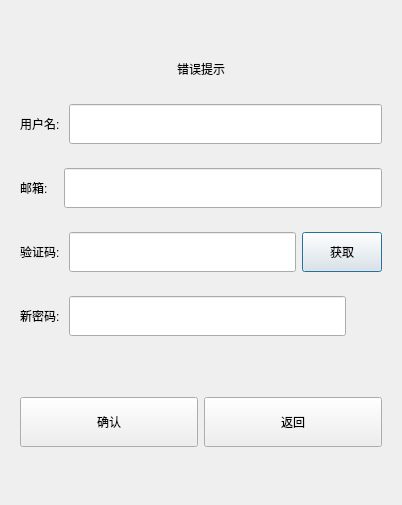
yrc920/xiguchat, file client/dialogs/resetdialog.ui: the form before one commit.
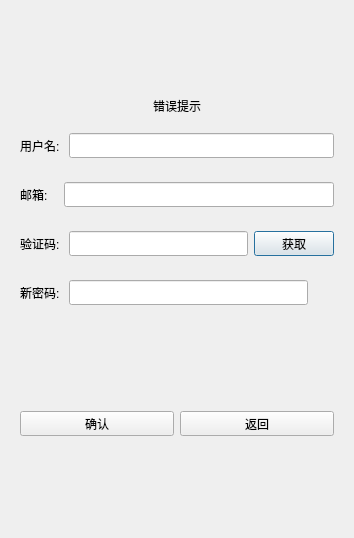
The form after the commit. Custom widgets are drawn as their Qt base class.

The edit to the form file:
```diff
--- a/client/dialogs/resetdialog.ui
+++ b/client/dialogs/resetdialog.ui
@@ -6,8 +6,8 @@
    <rect>
     <x>0</x>
     <y>0</y>
-    <width>402</width>
-    <height>505</height>
+    <width>354</width>
+    <height>538</height>
    </rect>
   </property>
   <property name="windowTitle">
@@ -32,13 +32,13 @@
      <property name="minimumSize">
       <size>
        <width>0</width>
-       <height>40</height>
+       <height>25</height>
       </size>
      </property>
      <property name="maximumSize">
       <size>
        <width>16777215</width>
-       <height>40</height>
+       <height>25</height>
       </size>
      </property>
      <property name="text">
@@ -57,13 +57,13 @@
         <property name="minimumSize">
          <size>
           <width>0</width>
-          <height>40</height>
+          <height>25</height>
          </size>
         </property>
         <property name="maximumSize">
          <size>
           <width>16777215</width>
-          <height>40</height>
+          <height>25</height>
          </size>
         </property>
         <property name="text">
@@ -76,13 +76,13 @@
         <property name="minimumSize">
          <size>
           <width>0</width>
-          <height>40</height>
+          <height>25</height>
          </size>
         </property>
         <property name="maximumSize">
          <size>
           <width>16777215</width>
-          <height>40</height>
+          <height>25</height>
          </size>
         </property>
        </widget>
@@ -98,13 +98,13 @@
         <property name="minimumSize">
          <size>
           <width>0</width>
-          <height>40</height>
+          <height>25</height>
          </size>
         </property>
         <property name="maximumSize">
          <size>
           <width>16777215</width>
-          <height>40</height>
+          <height>25</height>
          </size>
         </property>
         <property name="text">
@@ -117,13 +117,13 @@
         <property name="minimumSize">
          <size>
           <width>0</width>
-          <height>40</height>
+          <height>25</height>
          </size>
         </property>
         <property name="maximumSize">
          <size>
           <width>16777215</width>
-          <height>40</height>
+          <height>25</height>
          </size>
         </property>
        </widget>
@@ -139,13 +139,13 @@
         <property name="minimumSize">
          <size>
           <width>0</width>
-          <height>40</height>
+          <height>25</height>
          </size>
         </property>
         <property name="maximumSize">
          <size>
           <width>16777215</width>
-          <height>40</height>
+          <height>25</height>
          </size>
         </property>
         <property name="text">
@@ -158,13 +158,13 @@
         <property name="minimumSize">
          <size>
           <width>0</width>
-          <height>40</height>
+          <height>25</height>
          </size>
         </property>
         <property name="maximumSize">
          <size>
           <width>16777215</width>
-          <height>40</height>
+          <height>25</height>
          </size>
         </property>
        </widget>
@@ -174,13 +174,13 @@
         <property name="minimumSize">
          <size>
           <width>0</width>
-          <height>40</height>
+          <height>25</height>
          </size>
         </property>
         <property name="maximumSize">
          <size>
           <width>16777215</width>
-          <height>40</height>
+          <height>25</height>
          </size>
         </property>
         <property name="text">
@@ -199,13 +199,13 @@
         <property name="minimumSize">
          <size>
           <width>0</width>
-          <height>40</height>
+          <height>25</height>
          </size>
         </property>
         <property name="maximumSize">
          <size>
           <width>16777215</width>
-          <height>40</height>
+          <height>25</height>
          </size>
         </property>
         <property name="text">
@@ -218,13 +218,13 @@
         <property name="minimumSize">
          <size>
           <width>0</width>
-          <height>40</height>
+          <height>25</height>
          </size>
         </property>
         <property name="maximumSize">
          <size>
           <width>16777215</width>
-          <height>40</height>
+          <height>25</height>
          </size>
         </property>
        </widget>
@@ -233,14 +233,14 @@
        <widget class="ClickedLabel" name="pass_visible">
         <property name="minimumSize">
          <size>
-          <width>30</width>
-          <height>30</height>
+          <width>20</width>
+          <height>20</height>
          </size>
         </property>
         <property name="maximumSize">
          <size>
-          <width>30</width>
-          <height>30</height>
+          <width>20</width>
+          <height>20</height>
          </size>
         </property>
         <property name="text">
@@ -272,13 +272,13 @@
         <property name="minimumSize">
          <size>
           <width>0</width>
-          <height>50</height>
+          <height>25</height>
          </size>
         </property>
         <property name="maximumSize">
          <size>
           <width>16777215</width>
-          <height>50</height>
+          <height>25</height>
          </size>
         </property>
         <property name="text">
@@ -291,13 +291,13 @@
         <property name="minimumSize">
          <size>
           <width>0</width>
-          <height>50</height>
+          <height>25</height>
          </size>
         </property>
         <property name="maximumSize">
          <size>
           <width>16777215</width>
-          <height>50</height>
+          <height>25</height>
          </size>
         </property>
         <property name="text">
@@ -324,16 +324,16 @@
   </layout>
  </widget>
  <customwidgets>
-  <customwidget>
-   <class>TimerBtn</class>
-   <extends>QPushButton</extends>
-   <header>timerbtn.h</header>
-  </customwidget>
   <customwidget>
    <class>ClickedLabel</class>
    <extends>QLabel</extends>
    <header>clickedlabel.h</header>
   </customwidget>
+  <customwidget>
+   <class>TimerBtn</class>
+   <extends>QPushButton</extends>
+   <header>timerbtn.h</header>
+  </customwidget>
  </customwidgets>
  <resources/>
  <connections/>
```
